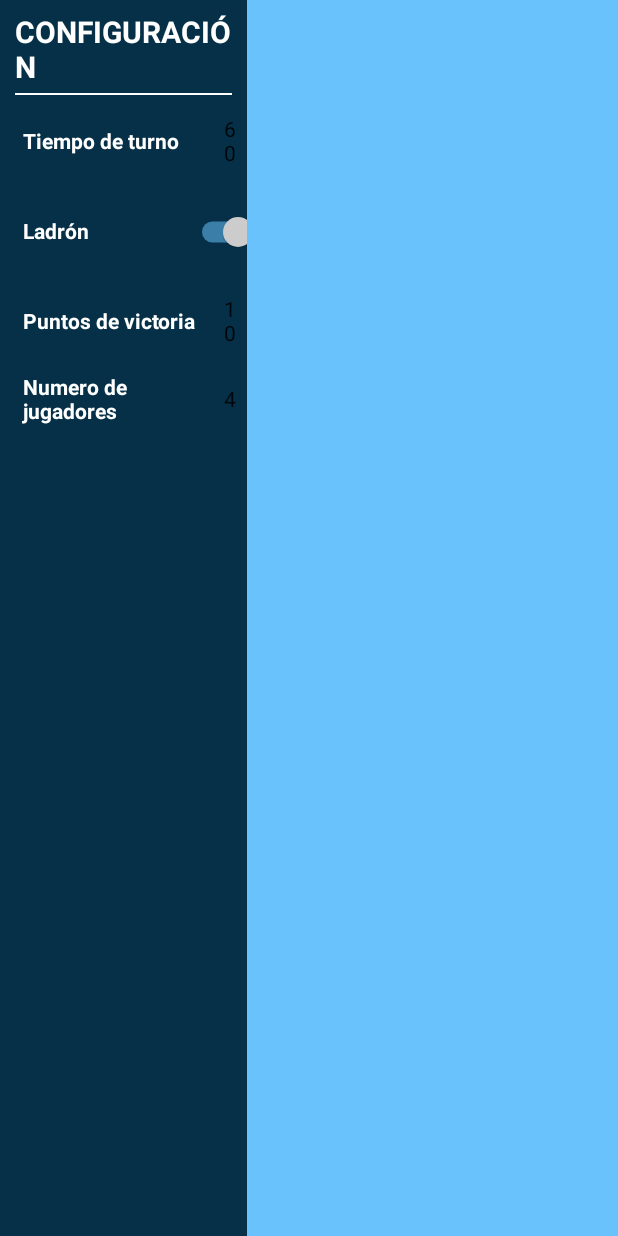
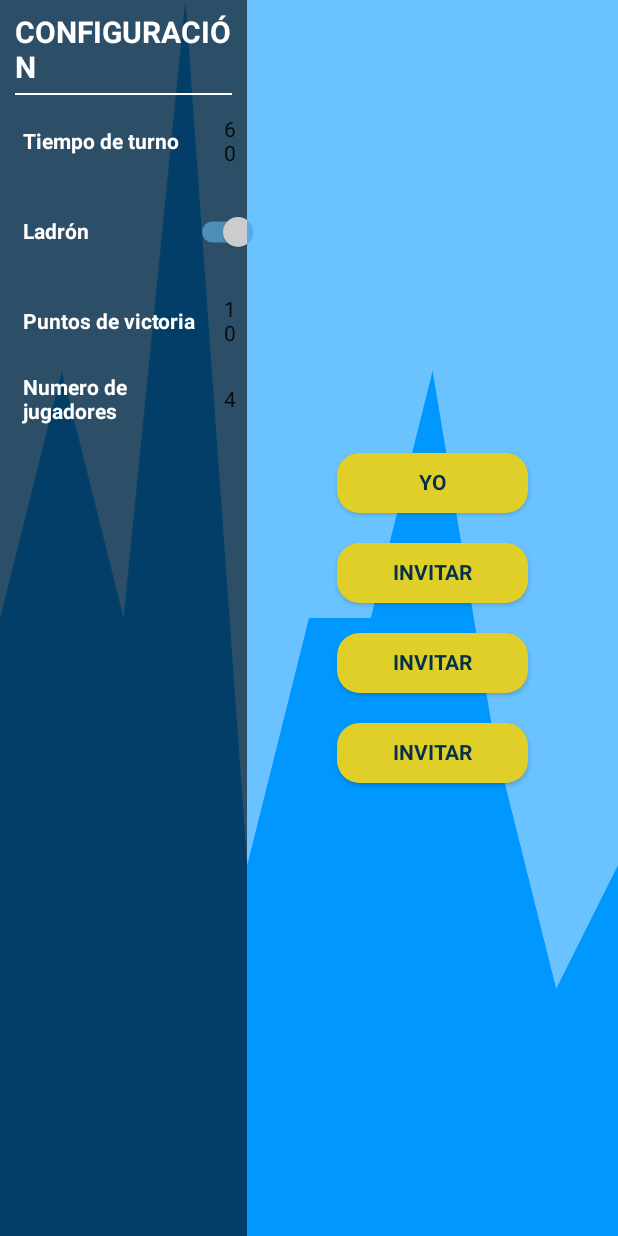
Before and after one commit to UNIZAR-30226-2023-06/android-kotlin, an Android app built with Jetpack Compose: the CrearPartidaPage screen opened through its navigation route, on a phone screen of 412 x 824 dp. Run offline under Robolectric (Android 15) with nearby library versions, the light colour scheme and no system bars.

Commit message:
crear partida

```diff
--- a/app/src/main/java/com/example/mycatan/CrearPartida.kt
+++ b/app/src/main/java/com/example/mycatan/CrearPartida.kt
@@ -17,8 +17,11 @@ import androidx.compose.runtime.*
 import androidx.compose.runtime.saveable.rememberSaveable
 import androidx.compose.ui.Alignment
 import androidx.compose.ui.Modifier
+import androidx.compose.ui.draw.paint
 import androidx.compose.ui.graphics.Color
 import androidx.compose.ui.graphics.RectangleShape
+import androidx.compose.ui.layout.ContentScale
+import androidx.compose.ui.res.painterResource
 import androidx.compose.ui.text.AnnotatedString
 import androidx.compose.ui.text.TextStyle
 import androidx.compose.ui.text.font.FontFamily
@@ -34,16 +37,20 @@ import androidx.navigation.NavHostController
 import androidx.navigation.compose.rememberNavController
 import com.example.mycatan.ui.theme.*
 
+var numeroJugadores = 4;
 @Composable
 fun CrearPartidaPage(navController: NavHostController) {
 
-    Row(){
+    Row(modifier = Modifier
+        .paint(
+            painterResource(R.drawable.wave_3),
+            contentScale = ContentScale.FillBounds)){
         // MENU LATERAL
         Column (
             modifier = Modifier
                 .fillMaxHeight()
                 .fillMaxWidth(0.40f)
-                .background(color = AzulOscuro)
+                .background(color = TranspOscuro)
                 .padding(10.dp, 10.dp, 10.dp, 10.dp),
 
             )
@@ -141,11 +148,42 @@ fun CrearPartidaPage(navController: NavHostController) {
             modifier = Modifier
                 .fillMaxWidth()
                 .fillMaxHeight()
-                .background(color = AzulClaro)
+                .background(color = Transp)
                 .padding(10.dp, 10.dp, 10.dp, 10.dp),
             horizontalAlignment = Alignment.CenterHorizontally,
+            verticalArrangement = Arrangement.Center
 
             ) {
+            Box(modifier = Modifier.padding(40.dp, 0.dp, 40.dp, 0.dp),) {
+                Button(
+                    onClick = { },
+                    modifier = Modifier
+                        .width(280.dp)
+                        .height(60.dp)
+                        .padding(10.dp, 10.dp, 10.dp, 10.dp),
+
+                    shape = RoundedCornerShape(15.dp),
+                    colors = ButtonDefaults.buttonColors(backgroundColor = Amarillo)
+
+                ) {
+                    Text(
+                        text = "YO",
+                        style = TextStyle(
+                            color = AzulOscuro,
+                            fontWeight = FontWeight.Bold
+                        )
+                    )
+
+                }
+            }
+            botones()
+            if( numeroJugadores == 4){
+                botones()
+                botones()
+            } else if (numeroJugadores == 3){
+                botones()
+            }
+
 
         }
 
@@ -179,6 +217,9 @@ fun incrementador(tipo: String){
             onClick = {
                 if(count != 2){
                     count--
+                    if(tipo == "jugadores"){
+                        numeroJugadores = count;
+                    }
                 } },
             modifier = Modifier.size(25.dp)  ) {
             Icon(Icons.Filled.KeyboardArrowDown,contentDescription = "Decrement",)
@@ -194,11 +235,40 @@ fun incrementador(tipo: String){
                 }
                 if(tipo == "jugadores" && count != 4){
                     count++
+                   /* LaunchedEffect(count) {
+                        numeroJugadores = count;
+                    }*/
                 }
                  },
 
             modifier = Modifier.size(25.dp) ) {
             Icon(Icons.Filled.KeyboardArrowUp, contentDescription = "Increment")
+        }
+    }
+}
+
+@Composable
+fun botones(){
+    Box(modifier = Modifier.padding(40.dp, 0.dp, 40.dp, 0.dp),) {
+        Button(
+            onClick = { },
+            modifier = Modifier
+                .width(280.dp)
+                .height(60.dp)
+                .padding(10.dp, 10.dp, 10.dp, 10.dp),
+
+            shape = RoundedCornerShape(15.dp),
+            colors = ButtonDefaults.buttonColors(backgroundColor = Amarillo)
+
+        ) {
+            Text(
+                text = "INVITAR",
+                style = TextStyle(
+                    color = AzulOscuro,
+                    fontWeight = FontWeight.Bold
+                )
+            )
+
         }
     }
 }
--- a/app/src/main/java/com/example/mycatan/ui/theme/Color.kt
+++ b/app/src/main/java/com/example/mycatan/ui/theme/Color.kt
@@ -17,3 +17,4 @@ val Azul= Color(0xFF16445C)
 val Negro= Color(0xFF000000)
 val Transp= Color(0x950098FE)
 val Verde= Color(0x9511FF00)
+val TranspOscuro= Color(0xD5032D49)
```
